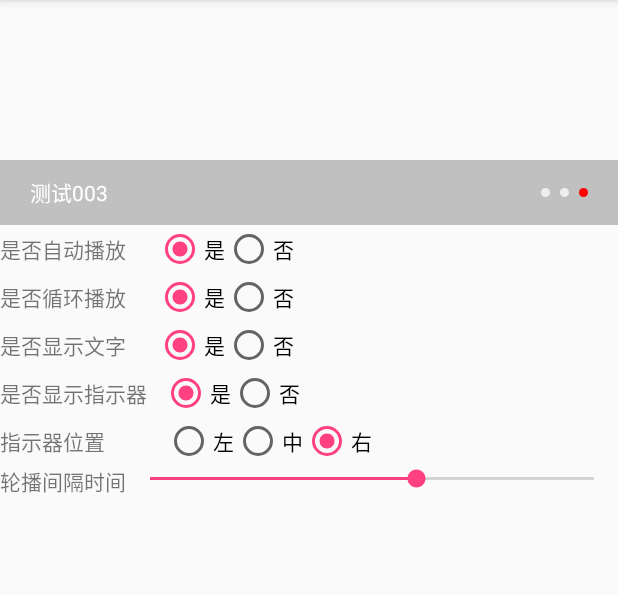
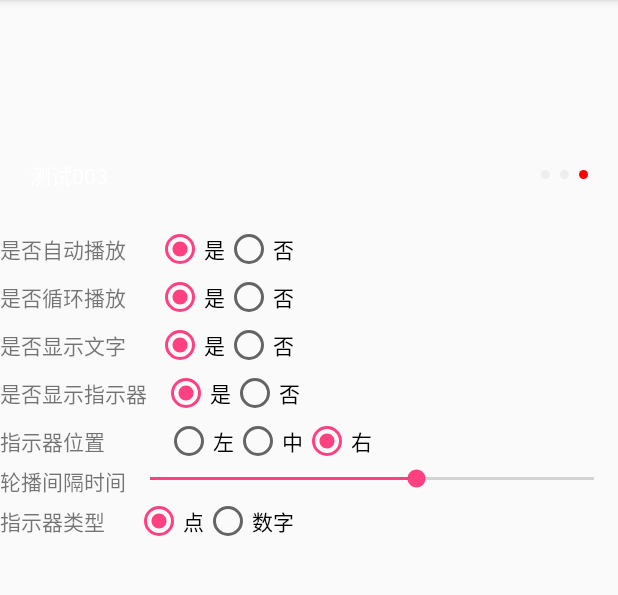
Before and after one commit to sylarpeng/Xbanner, an Android app: the screen it shows after launch (MainActivity), on a phone screen of 412 x 824 dp, the part 84-679 px from its top. Run offline under Robolectric (Android 15) with nearby library versions, the phone set to English and light mode, and no system bars; pictures from the network do not load; 1 statement that could not run was skipped.

Commit message:
增加数字类型 指示器

```diff
--- a/app/build.gradle
+++ b/app/build.gradle
@@ -1,8 +1,8 @@
 apply plugin: 'com.android.application'
 
 android {
-    compileSdkVersion 25
-    buildToolsVersion "25.0.3"
+    compileSdkVersion 27
+    buildToolsVersion "27.0.3"
     defaultConfig {
         applicationId "com.pzj.xbanner"
         minSdkVersion 15
@@ -24,7 +24,7 @@ dependencies {
     androidTestCompile('com.android.support.test.espresso:espresso-core:2.2.2', {
         exclude group: 'com.android.support', module: 'support-annotations'
     })
-    compile 'com.android.support:appcompat-v7:25.3.1'
+    compile 'com.android.support:appcompat-v7:27.0.0'
     testCompile 'junit:junit:4.12'
     compile project(':bannerlib')
 
--- a/app/src/main/java/com/pzj/xbanner/MainActivity.java
+++ b/app/src/main/java/com/pzj/xbanner/MainActivity.java
@@ -17,7 +17,7 @@ import java.util.List;
 public class MainActivity extends AppCompatActivity {
 	private Xbanner xbanner;
 
-	private RadioGroup gp_auto_play,gp_loop_play,gp_show_txt,gp_show_indictor,gp_indictor_pos;
+	private RadioGroup gp_auto_play,gp_loop_play,gp_show_txt,gp_show_indictor,gp_indictor_pos,gp_indictor_type;
 	private SeekBar seek_delay_time;
 
 //	List<String> images = Arrays.asList("https://vpclub-img.oss-cn-shenzhen.aliyuncs.com/upload/100000058/201710/20/201710200949213515.jpg", "https://vpclub-img.oss-cn-shenzhen.aliyuncs.com/upload/100000058/201605/12/201605121644501497.jpg", "https://vpclub-img.oss-cn-shenzhen.aliyuncs.com/upload/100000058/201712/05/201712051441457849.jpg");
@@ -36,6 +36,7 @@ public class MainActivity extends AppCompatActivity {
 		gp_show_txt= (RadioGroup) findViewById(R.id.gp_show_txt);
 		gp_show_indictor= (RadioGroup) findViewById(R.id.gp_show_indictor);
 		gp_indictor_pos= (RadioGroup) findViewById(R.id.gp_indictor_pos);
+		gp_indictor_type= (RadioGroup) findViewById(R.id.gp_indictor_type);
 
 		seek_delay_time= (SeekBar) findViewById(R.id.seek_delay_time);
 
@@ -44,6 +45,7 @@ public class MainActivity extends AppCompatActivity {
 		createCheckBoxListener(gp_show_txt);
 		createCheckBoxListener(gp_show_indictor);
 		createCheckBoxListener(gp_indictor_pos);
+		createCheckBoxListener(gp_indictor_type);
 
 		createSeekListener();
 
@@ -106,10 +108,12 @@ public class MainActivity extends AppCompatActivity {
 				.setIndicatorNormalColor(R.color.indictor_normal)
 				.setIndicatorSelectedColor(R.color.indictor_selected)
 				.setIndicatorGravity(gravity)
+				.setIndicatorBgHeight(100)
+				.setIndicatorType(gp_indictor_type.getCheckedRadioButtonId()==R.id.indictor_type_p?ConfigBuilder.IndicatorType.POINTS:ConfigBuilder.IndicatorType.DIGITAL)
 				.build();
 
 
-		xbanner.init(datas,TestEntity.class);
+//		xbanner.init(datas,TestEntity.class);
 
 		xbanner.init(datas,TestEntity.class,config);
 
--- a/app/src/main/res/layout/activity_main.xml
+++ b/app/src/main/res/layout/activity_main.xml
@@ -201,4 +201,39 @@
         />
     </LinearLayout>
 
+    <LinearLayout
+        android:layout_width="match_parent"
+        android:layout_height="wrap_content"
+        android:orientation="horizontal"
+        >
+        <TextView
+            android:layout_width="wrap_content"
+            android:layout_height="wrap_content"
+            android:text="指示器类型"
+            android:layout_gravity="center_vertical"
+            />
+        <RadioGroup
+            android:id="@+id/gp_indictor_type"
+            android:layout_width="match_parent"
+            android:orientation="horizontal"
+            android:layout_marginLeft="20dp"
+            android:layout_height="wrap_content">
+            <RadioButton
+                android:id="@+id/indictor_type_p"
+                android:layout_width="wrap_content"
+                android:layout_height="wrap_content"
+                android:text="点"
+                android:checked="true"
+
+                />
+            <RadioButton
+                android:id="@+id/indictor_type_d"
+                android:layout_width="wrap_content"
+                android:layout_height="wrap_content"
+
+                android:text="数字"
+                />
+        </RadioGroup>
+    </LinearLayout>
+
 </LinearLayout>
--- a/bannerlib/src/main/java/com/pzj/banner/ConfigBuilder.java
+++ b/bannerlib/src/main/java/com/pzj/banner/ConfigBuilder.java
@@ -50,9 +50,13 @@ public class ConfigBuilder {
 	private int mIndicatorNormalColor;
 
 	/**
-	 * 指示器背景颜色
+	 * 指示器背景颜色(点)
 	 */
 	private int mIndicatorBgColor;
+	/**
+	 * 指示器背景颜色（数字）
+	 */
+	private int mIndicatorDigitalBgColor;
 
 	private int mIndicatorBgHeight;
 
@@ -63,6 +67,11 @@ public class ConfigBuilder {
 	private IndicatorGravity mIndicatorGravity;
 
 	/**
+	 * 指示器显示样式（数字或者点）
+	 */
+	private IndicatorType mIndicatorType;
+
+	/**
 	 * 轮播间隔时间
 	 */
 	private int mDelayTime;
@@ -70,6 +79,12 @@ public class ConfigBuilder {
 
 	public enum IndicatorGravity {
 		LEFT,RIGHT,CENTER
+
+	}
+
+	//指示器显示（点,数字）
+	public enum IndicatorType {
+		POINTS,DIGITAL
 
 	}
 
@@ -83,7 +98,9 @@ public class ConfigBuilder {
 		this.mIndicatorNormalColor=builder.indicatorNormalColor;
 		this.mIndicatorSelectedColor=builder.indicatorSelectedColor;
 		this.mIndicatorBgColor=builder.indicatorBgColor;
+		this.mIndicatorDigitalBgColor=builder.indicatorDigitalBgColor;
 		this.mIndicatorGravity=builder.indicatorGravity;
+		this.mIndicatorType=builder.indicatorType;
 		this.mIndicatorBgHeight=builder.indicatorBgHeight;
 		this.mDelayTime=builder.delayTime;
 		this.mShowTitle=builder.showTitle;
@@ -99,8 +116,10 @@ public class ConfigBuilder {
 		private int indicatorNormalColor=R.color.indictor_normal;
 		private int indicatorSelectedColor=R.color.indictor_selected;
 		private int indicatorBgColor=R.color.bannerindicatorbgcolor;
+		private int indicatorDigitalBgColor=R.color.indictor_digital_bg;
 		private int indicatorBgHeight=65;
 		private IndicatorGravity indicatorGravity=IndicatorGravity.RIGHT;
+		private IndicatorType indicatorType=IndicatorType.POINTS;
 		private int delayTime=3000;
 
 		public  Builder setAutoPlay(boolean isAutoPlay){
@@ -143,6 +162,10 @@ public class ConfigBuilder {
 			this.indicatorGravity=gravity;
 			return this;
 		}
+		public Builder setIndicatorType(IndicatorType type){
+			this.indicatorType=type;
+			return this;
+		}
 		public Builder setIndicatorBgHeight(int indicatorHeight){
 			this.indicatorBgHeight=indicatorHeight;
 			return this;
@@ -155,6 +178,10 @@ public class ConfigBuilder {
 		}
 		public Builder setIndicatorBgColor(@ColorRes int color){
 			this.indicatorBgColor=color;
+			return this;
+		}
+		public Builder setIndicatorDigitalBgColor(@ColorRes int color){
+			this.indicatorDigitalBgColor=color;
 			return this;
 		}
 
@@ -198,8 +225,16 @@ public class ConfigBuilder {
 		return mIndicatorBgColor;
 	}
 
-	public IndicatorGravity getIndicatorGravity() {
+    public int getmIndicatorDigitalBgColor() {
+        return mIndicatorDigitalBgColor;
+    }
+
+    public IndicatorGravity getIndicatorGravity() {
 		return mIndicatorGravity;
+	}
+
+	public IndicatorType getmIndicatorType() {
+		return mIndicatorType;
 	}
 
 	public int getIndicatorBgHeight() {
--- /dev/null
+++ b/bannerlib/src/main/res/drawable/common_banner_digital.xml
@@ -0,0 +1,8 @@
+<?xml version="1.0" encoding="utf-8"?>
+<shape xmlns:android="http://schemas.android.com/apk/res/android"
+    android:shape="rectangle">
+    <solid android:color="@color/indictor_digital_bg"/>
+
+    <corners android:radius="4dp"></corners>
+
+</shape>
--- a/bannerlib/src/main/res/values/color.xml
+++ b/bannerlib/src/main/res/values/color.xml
@@ -1,8 +1,9 @@
 <?xml version="1.0" encoding="utf-8"?>
 <resources>
-    <color name="bannerindicatorbgcolor">#3B000000</color>
+    <color name="bannerindicatorbgcolor">#00000000</color>
     <color name="white">#ff0000</color>
     <color name="indictor_normal">#eeeeee</color>
     <color name="indictor_selected">#ff0000</color>
+    <color name="indictor_digital_bg">#8C000000</color>
 
 </resources>
--- a/build.gradle
+++ b/build.gradle
@@ -15,6 +15,7 @@ buildscript {
 allprojects {
     repositories {
         jcenter()
+        maven { url 'https://maven.google.com' }
     }
 }
 
```
Also changed, not shown: bannerlib/src/main/java/com/pzj/banner/Xbanner.java (+44 -4 lines).
